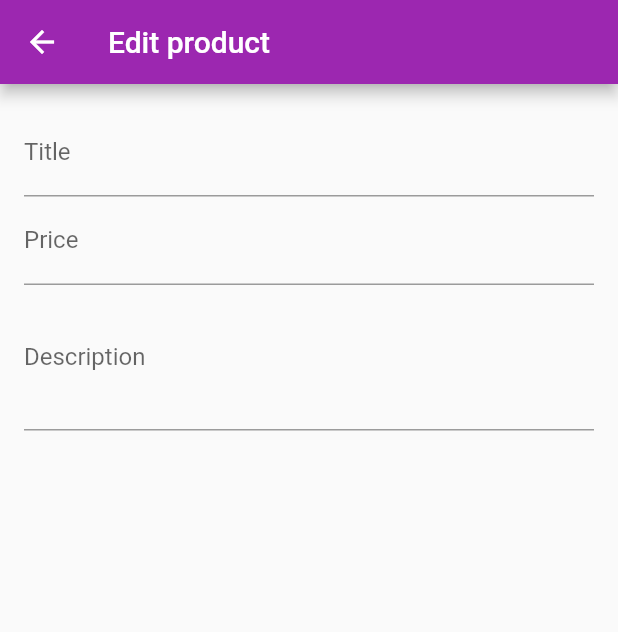
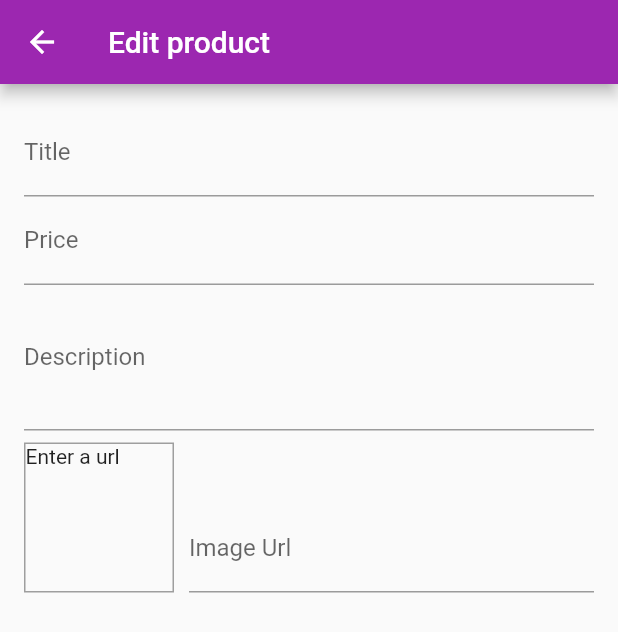
Before and after one commit to alexrodrigues/ShopApp, a Flutter app: the AddEditProductScreen screen opened by its route, on a phone screen of 412 x 824 dp. Shown: the top 632 px of the screen. Run offline on Flutter 3.47's test engine with Material 2 defaults, Android fonts, the phone set to English and light mode, and no system bars; missing offline and left inert: alert; network calls fail.

Commit message:
adding image

```diff
--- a/lib/screens/add_edit_product_screen.dart
+++ b/lib/screens/add_edit_product_screen.dart
@@ -1,4 +1,5 @@
 import 'package:flutter/material.dart';
+import 'package:flutter/services.dart';
 
 class AddEditProductScreen extends StatefulWidget {
   static const ROUTE_NAME = "_AddEditProductScreenState";
@@ -10,12 +11,27 @@ class AddEditProductScreen extends StatefulWidget {
 class _AddEditProductScreenState extends State<AddEditProductScreen> {
   var _priceFocusNode = FocusNode();
   var _descriptionFocusNode = FocusNode();
+  var _imageFocusNode = FocusNode();
+  var _imageUrlController = TextEditingController();
 
   @override
   void dispose() {
     super.dispose();
+    _imageFocusNode.removeListener(() {});
     _descriptionFocusNode.dispose();
     _priceFocusNode.dispose();
+    _imageUrlController.dispose();
+    _imageFocusNode.dispose();
+  }
+
+  @override
+  void initState() {
+    super.initState();
+    _imageFocusNode.addListener(() {
+      if (!_imageFocusNode.hasFocus) {
+        setState(() {});
+      }
+    });
   }
 
   @override
@@ -53,6 +69,42 @@ class _AddEditProductScreenState extends State<AddEditProductScreen> {
                   maxLines: 3,
                   focusNode: _descriptionFocusNode,
                 ),
+                Row(
+                  crossAxisAlignment: CrossAxisAlignment.end,
+                  children: [
+                    Container(
+                      width: 100,
+                      height: 100,
+                      margin: EdgeInsets.only(
+                        top: 8,
+                        right: 10,
+                      ),
+                      decoration: BoxDecoration(
+                        border: Border.all(
+                          width: 1,
+                          color: Colors.grey,
+                        ),
+                      ),
+                      child: _imageUrlController.text.isEmpty
+                          ? Text("Enter a url")
+                          : FittedBox(
+                              child: Image.network(_imageUrlController.text),
+                            ),
+                    ),
+                    Expanded(
+                      child: TextFormField(
+                        decoration: InputDecoration(labelText: 'Image Url'),
+                        keyboardType: TextInputType.url,
+                        textInputAction: TextInputAction.done,
+                        controller: _imageUrlController,
+                        focusNode: _imageFocusNode,
+                        onEditingComplete: () {
+                          setState(() {});
+                        },
+                      ),
+                    )
+                  ],
+                )
               ],
             ),
           ),
```
